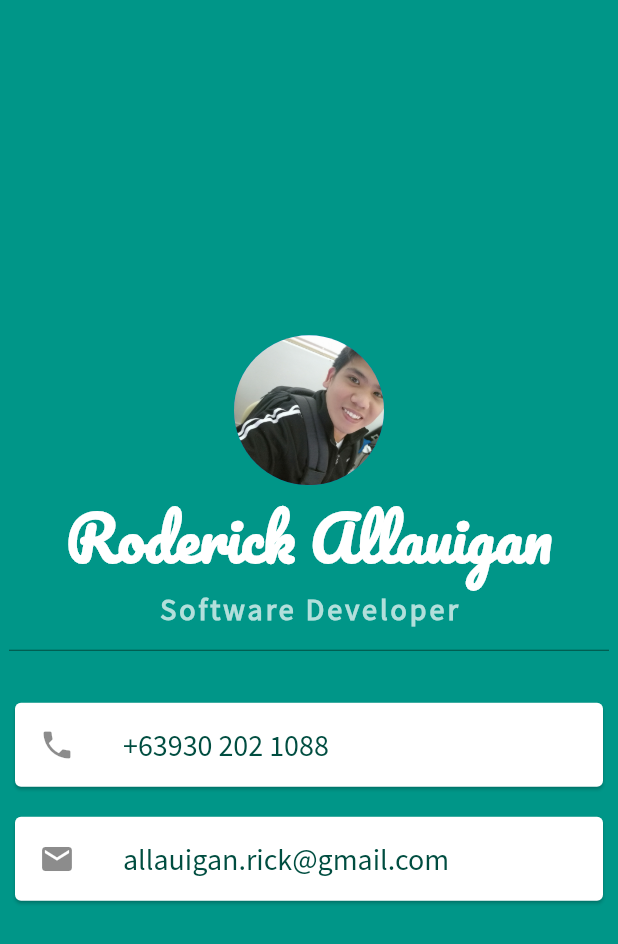
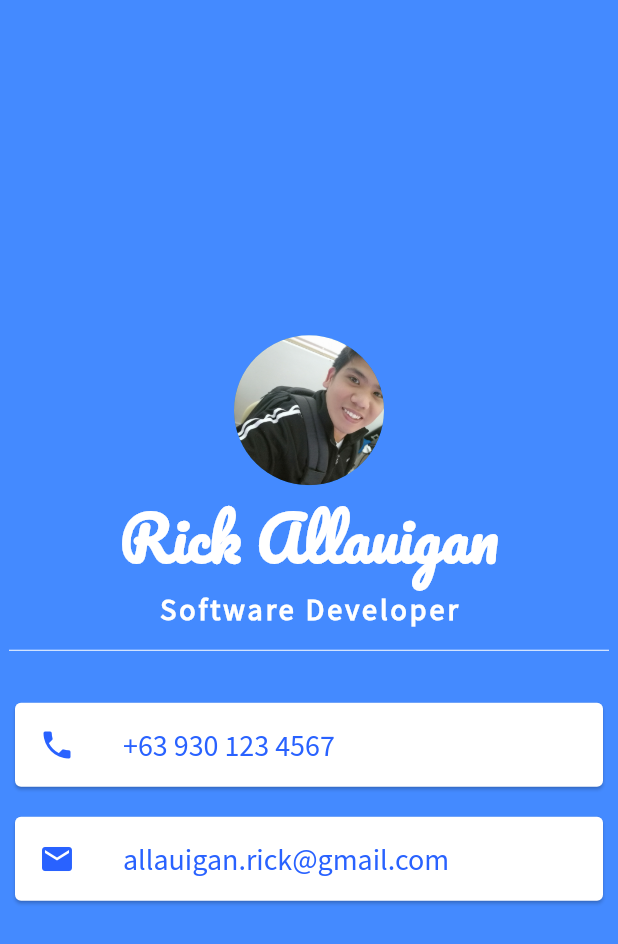
Before and after one commit to rickallauigan/mi_card, a Flutter app: the screen it shows after launch, on a phone screen of 412 x 824 dp. Shown: the top 944 px of the screen. Run offline on Flutter 3.47's test engine with Material 2 defaults, Android fonts, the phone set to English and light mode, and no system bars.

Commit message:
🐛 fix: updated colors

```diff
--- a/lib/main.dart
+++ b/lib/main.dart
@@ -10,7 +10,7 @@ class Main extends StatelessWidget {
   Widget build(BuildContext context) {
     return MaterialApp(
       home: Scaffold(
-        backgroundColor: Colors.teal,
+        backgroundColor: Colors.blueAccent.shade200,
         body: SafeArea(
             child: Center(
           child: Column(
@@ -23,7 +23,7 @@ class Main extends StatelessWidget {
                     AssetImage("assets/images/RODERICK_ALLAUIGAN.jpg"),
               ),
               Text(
-                "Roderick Allauigan",
+                "Rick Allauigan",
                 style: TextStyle(
                     fontFamily: 'Pacifico',
                     fontWeight: FontWeight.bold,
@@ -36,14 +36,14 @@ class Main extends StatelessWidget {
                     fontFamily: 'SourceSansPro',
                     fontWeight: FontWeight.bold,
                     fontSize: 20,
-                    color: Colors.teal.shade100,
+                    color: Colors.white,
                     letterSpacing: 2),
               ),
               SizedBox(
                 height: 30,
                 width: 400,
                 child: Divider(
-                  color: Colors.teal.shade900,
+                  color: Colors.white,
                 ),
               ),
               Card(
@@ -53,11 +53,12 @@ class Main extends StatelessWidget {
                   child: ListTile(
                     leading: Icon(
                       Icons.phone,
+                      color: Colors.blueAccent.shade700,
                     ),
                     title: Text(
-                      "+63930 202 1088",
+                      "+63 930 123 4567",
                       style: TextStyle(
-                        color: Colors.teal.shade900,
+                        color: Colors.blueAccent.shade700,
                         fontFamily: "SourceSansPro",
                         fontSize: 20,
                       ),
@@ -70,11 +71,14 @@ class Main extends StatelessWidget {
                 margin: EdgeInsets.symmetric(vertical: 0, horizontal: 10),
                 child: Center(
                     child: ListTile(
-                  leading: Icon(Icons.email),
+                  leading: Icon(
+                    Icons.email,
+                    color: Colors.blueAccent.shade700,
+                  ),
                   title: Text(
                     "allauigan.rick@gmail.com",
                     style: TextStyle(
-                      color: Colors.teal.shade900,
+                      color: Colors.blueAccent.shade700,
                       fontFamily: "SourceSansPro",
                       fontSize: 20,
                     ),
```
Also changed, not shown: 1 other file.
